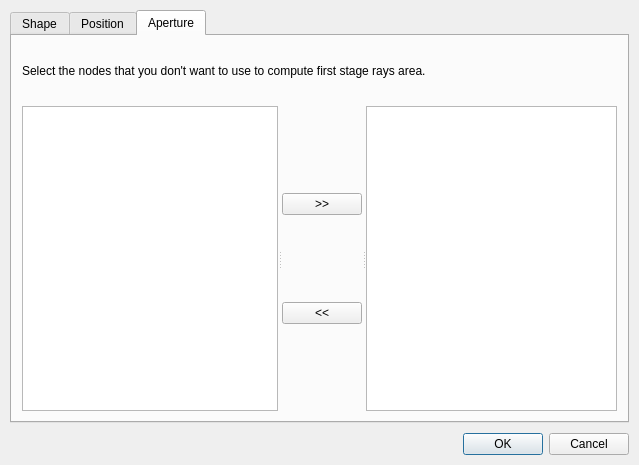
Before: the Qt Designer form source/application/widgets/LightDialog.ui in CST-Modelling-Tools/TonatiuhPP, drawn with Qt 5.
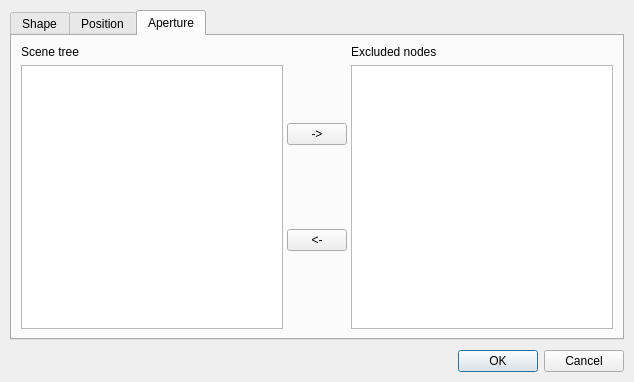
After: the same form once the commit is applied. The open tabs and pages were chosen to show the change. Custom widgets are drawn as their Qt base class.

Commit message: sun dialog simplified

The edit to the form file:
```diff
--- a/source/application/widgets/LightDialog.ui
+++ b/source/application/widgets/LightDialog.ui
@@ -2,14 +2,6 @@
 <ui version="4.0">
  <class>LightDialog</class>
  <widget class="QDialog" name="LightDialog">
-  <property name="geometry">
-   <rect>
-    <x>0</x>
-    <y>0</y>
-    <width>639</width>
-    <height>465</height>
-   </rect>
-  </property>
   <property name="sizePolicy">
    <sizepolicy hsizetype="Preferred" vsizetype="Preferred">
     <horstretch>0</horstretch>
@@ -25,6 +17,9 @@
   <property name="windowTitle">
    <string>Define Sun Light</string>
   </property>
+  <property name="styleSheet">
+   <string notr="true">QSplitter::handle {background: transparent;}</string>
+  </property>
   <layout class="QVBoxLayout" name="verticalLayout">
    <property name="spacing">
     <number>10</number>
@@ -214,98 +209,55 @@
       <attribute name="title">
        <string>Aperture</string>
       </attribute>
-      <layout class="QVBoxLayout" name="areTabLayout">
-       <property name="spacing">
-        <number>10</number>
-       </property>
-       <property name="leftMargin">
-        <number>10</number>
-       </property>
-       <property name="topMargin">
-        <number>10</number>
-       </property>
-       <property name="rightMargin">
-        <number>10</number>
-       </property>
-       <property name="bottomMargin">
-        <number>10</number>
-       </property>
-       <item>
-        <widget class="QLabel" name="infoLabel">
-         <property name="maximumSize">
-          <size>
-           <width>16777215</width>
-           <height>50</height>
-          </size>
-         </property>
-         <property name="text">
-          <string>Select the nodes that you don't want to use to compute first stage rays area.</string>
-         </property>
-        </widget>
-       </item>
-       <item>
-        <widget class="QWidget" name="nodesWidget" native="true">
-         <layout class="QHBoxLayout" name="nodesWidgetLayout">
-          <property name="spacing">
-           <number>0</number>
-          </property>
-          <property name="leftMargin">
-           <number>0</number>
-          </property>
-          <property name="topMargin">
-           <number>0</number>
-          </property>
-          <property name="rightMargin">
-           <number>0</number>
-          </property>
-          <property name="bottomMargin">
-           <number>0</number>
-          </property>
+      <layout class="QVBoxLayout" name="verticalLayout_2">
           <item>
            <widget class="QSplitter" name="splitter">
             <property name="orientation">
              <enum>Qt::Horizontal</enum>
             </property>
+         <property name="childrenCollapsible">
+          <bool>false</bool>
+         </property>
+         <widget class="QWidget" name="verticalLayoutWidget">
+          <layout class="QVBoxLayout" name="left">
+           <item>
+            <widget class="QLabel" name="infoLabel">
+             <property name="maximumSize">
+              <size>
+               <width>16777215</width>
+               <height>50</height>
+              </size>
+             </property>
+             <property name="text">
+              <string>Scene tree</string>
+             </property>
+            </widget>
+           </item>
+           <item>
             <widget class="QTreeView" name="modelTreeView"/>
-            <widget class="QWidget" name="diableNodesWidget" native="true">
-             <layout class="QHBoxLayout" name="disbleNodesLayout">
-              <property name="spacing">
-               <number>0</number>
-              </property>
-              <property name="leftMargin">
-               <number>0</number>
-              </property>
-              <property name="topMargin">
-               <number>0</number>
-              </property>
-              <property name="rightMargin">
-               <number>0</number>
-              </property>
-              <property name="bottomMargin">
-               <number>0</number>
-              </property>
-              <item>
-               <widget class="QSplitter" name="splitter_2">
-                <property name="orientation">
-                 <enum>Qt::Horizontal</enum>
-                </property>
-                <widget class="QWidget" name="buttonsWidget" native="true">
-                 <layout class="QVBoxLayout" name="buttonsLayout">
-                  <property name="spacing">
-                   <number>0</number>
-                  </property>
+           </item>
+          </layout>
+         </widget>
+         <widget class="QWidget" name="middle" native="true">
+          <property name="minimumSize">
+           <size>
+            <width>60</width>
+            <height>0</height>
+           </size>
+          </property>
+          <property name="maximumSize">
+           <size>
+            <width>60</width>
+            <height>16777215</height>
+           </size>
+          </property>
+          <layout class="QVBoxLayout" name="middle_">
                   <property name="leftMargin">
                    <number>0</number>
                   </property>
-                  <property name="topMargin">
-                   <number>0</number>
-                  </property>
                   <property name="rightMargin">
                    <number>0</number>
                   </property>
-                  <property name="bottomMargin">
-                   <number>0</number>
-                  </property>
                   <item>
                    <spacer name="verticalSpacer_3">
                     <property name="orientation">
@@ -322,7 +274,7 @@
                   <item>
                    <widget class="QPushButton" name="addNodeButton">
                     <property name="text">
-                     <string>&gt;&gt;</string>
+              <string>-&gt;</string>
                     </property>
                    </widget>
                   </item>
@@ -342,7 +294,7 @@
                   <item>
                    <widget class="QPushButton" name="removeNodeButton">
                     <property name="text">
-                     <string>&lt;&lt;</string>
+              <string>&lt;-</string>
                     </property>
                    </widget>
                   </item>
@@ -361,14 +313,26 @@
                   </item>
                  </layout>
                 </widget>
+         <widget class="QWidget" name="verticalLayoutWidget_2">
+          <layout class="QVBoxLayout" name="right">
+           <item>
+            <widget class="QLabel" name="infoLabel_2">
+             <property name="maximumSize">
+              <size>
+               <width>16777215</width>
+               <height>50</height>
+              </size>
+             </property>
+             <property name="text">
+              <string>Excluded nodes</string>
+             </property>
+            </widget>
+           </item>
+           <item>
                 <widget class="QListWidget" name="disabledNodeList"/>
-               </widget>
               </item>
              </layout>
             </widget>
-           </widget>
-          </item>
-         </layout>
         </widget>
        </item>
       </layout>
```
Left out of the diff: 37 changed lines with no effect on the pictures. Lines whose indentation alone changed are shown as unchanged. The commit also changes 6 other files.
